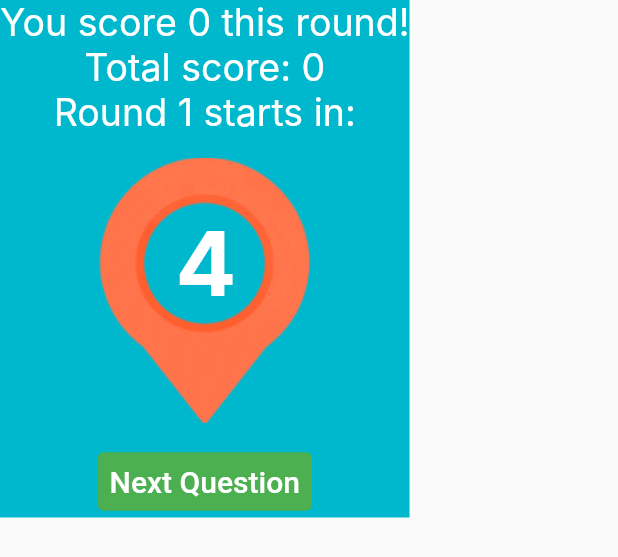
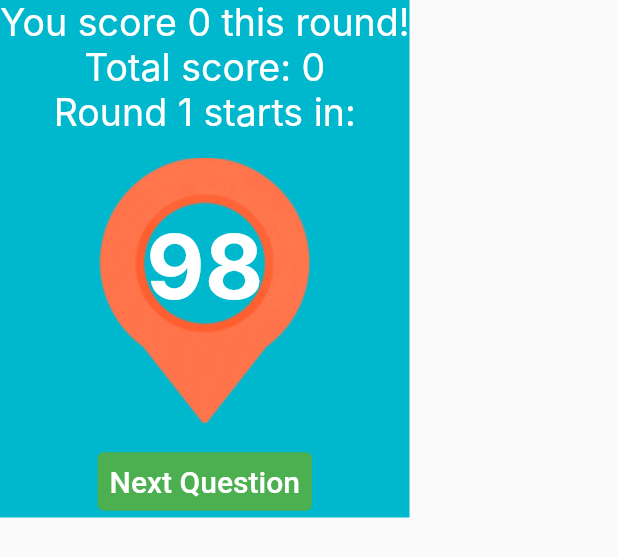
Before and after one commit to winocheng/comp3330, a Flutter app: the Countdown widget shown alone on an empty page, opened directly with empty values, on a phone screen of 412 x 824 dp. Shown: the top 557 px of the screen. Run offline on Flutter 3.47's test engine with Material 2 defaults, Android fonts, the phone set to English and light mode, and no system bars; our stand-ins replace image_picker, sqflite; accounts and stored records are empty; Roboto replaces fonts that are missing (Inter).

Commit message:
Merge from main

```diff
--- a/lib/game_state.dart
+++ b/lib/game_state.dart
@@ -32,8 +32,10 @@ class GameState {
   int totalScore = 0;
   int roundNum = 1;
   int roundScore = 0;
+  int remainingTime = 0;
   final int roundTime; // in seconds
-  final transitionTime = 5; // in seconds
+  final transitionTime = 99; // in seconds
+  bool shuffle = false;
 
   GameState({
     this.questions = const [],
--- a/lib/main.dart
+++ b/lib/main.dart
@@ -89,9 +89,8 @@ class HomePage extends StatelessWidget {
                 Navigator.push(
                   context,
                     MaterialPageRoute(
-                        builder: (context) => GamePage(
-                              gameState: GameState(totalRound: 5),
-                            ))
+                        builder: (context) =>
+                            GamePage(gameState: GameState(totalRound: 5)))
                 );
               }),
             ],
--- a/lib/transition.dart
+++ b/lib/transition.dart
@@ -41,10 +41,11 @@ class Countdown extends StatefulWidget {
 
 class _CountdownState extends State<Countdown> {
   Timer? countdownTimer;
-  Duration _myDuration = Duration(seconds: 5);
+  late Duration _myDuration;
   @override
   void initState() {
     super.initState();
+    _myDuration = Duration(seconds: widget.gameState.transitionTime);
     countdownTimer =
         Timer.periodic(Duration(seconds: 1), (_) => setCountDown());
   }
@@ -60,7 +61,7 @@ class _CountdownState extends State<Countdown> {
       final seconds = _myDuration.inSeconds - 1;
       if (seconds < 0) {
         print("Next round");
-        nextRound();
+        //nextRound();
       } else {
         _myDuration = Duration(seconds: seconds);
       }
@@ -72,9 +73,7 @@ class _CountdownState extends State<Countdown> {
     Navigator.pushReplacement(
         context,
         MaterialPageRoute(
-            builder: (context) => GamePage(
-                  gameState: widget.gameState,
-                )));
+            builder: (context) => GamePage(gameState: widget.gameState)));
   }
 
   @override
@@ -95,7 +94,11 @@ class _CountdownState extends State<Countdown> {
             children: [
               Text(
                 'You score ${widget.gameState.roundScore} this round!\n'
-                'Total score: ${widget.gameState.totalScore}\n'
+                'Total score: ${widget.gameState.totalScore}',
+                style: TextStyle(fontSize: 25),
+                textAlign: TextAlign.center,
+              ),
+              Text(
                 'Round ${widget.gameState.roundNum} starts in:',
                 style: TextStyle(fontSize: 25),
                 textAlign: TextAlign.center,
@@ -108,9 +111,8 @@ class _CountdownState extends State<Countdown> {
                   child: Stack(
                     children: [
                       Image.asset('assets/images/location.png'),
-                      Positioned(
-                        left: 69,
-                        top: 34,
+                      Align(
+                        alignment: Alignment(0, -0.3),
                         child: Text(
                           seconds,
                           style: TextStyle(
@@ -166,11 +168,14 @@ class Result extends StatelessWidget {
                       style: TextStyle(
                           fontFamily: 'LuckiestGuy',
                           color: highlightColor1,
-                          fontSize: 40)),
+                          fontSize: 45)),
                   Text(
-                      'You score ${gameState.totalScore} in ${gameState.totalRound} rounds!',
-                      style: TextStyle(fontSize: 25, height: 3)),
-                  TextButton(
+                      'You score ${gameState.roundScore} this round!\n'
+                      'In ${gameState.totalRound} rounds, you score ${gameState.totalScore}!',
+                      style: TextStyle(fontSize: 22, height: 2)),
+                  Container(
+                    margin: EdgeInsets.only(top: 50),
+                    child: TextButton(
                       child: Text(
                         "Return",
                         style: TextStyle(color: fontColor, fontSize: 20),
@@ -182,7 +187,8 @@ class Result extends StatelessWidget {
                         print("Quit");
                         Navigator.pop(context);
                       },
-                  )
+                    ),
+                  ),
                 ])));
   }
 }
```
Also changed, not shown: lib/game.dart (+33 -4 lines). Lines whose indentation alone changed are shown as unchanged.
